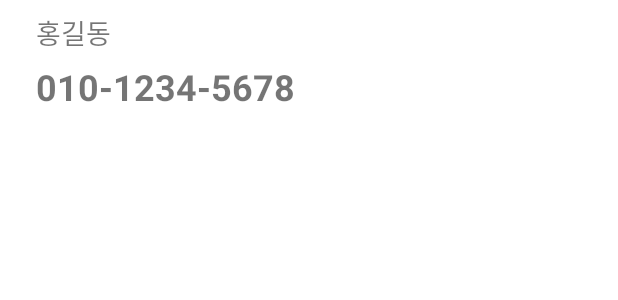
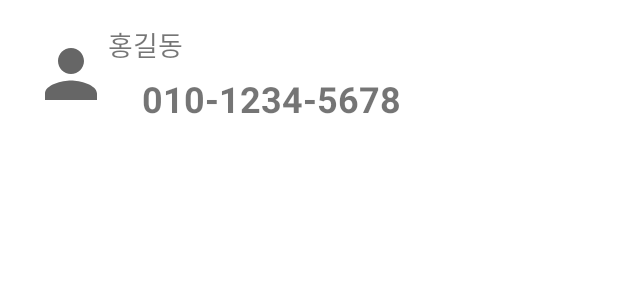
Before and after one commit to retroinspect/cs496-week1, an Android app: the layout list_item_phone.xml on its own in the app's theme, with its tools: preview values and no code run, on a phone screen of 412 x 824 dp. Shown: the top 300 px of the screen. Run offline under Robolectric (Android 15) with nearby library versions, the phone set to English and light mode, and no system bars.

Commit message:
feat: 전화번호부 탭에 image 표시 기능 구현

```diff
--- a/app/build.gradle
+++ b/app/build.gradle
@@ -51,5 +51,6 @@ dependencies {
     androidTestImplementation 'androidx.test.ext:junit:1.1.2'
     androidTestImplementation 'androidx.test.espresso:espresso-core:3.3.0'
     implementation 'com.jakewharton.timber:timber:4.7.1'
+    implementation 'de.hdodenhof:circleimageview:2.2.0'
 
 }
--- /dev/null
+++ b/app/src/main/res/drawable/ic_baseline_person_24.xml
@@ -0,0 +1,10 @@
+<vector xmlns:android="http://schemas.android.com/apk/res/android"
+    android:width="24dp"
+    android:height="24dp"
+    android:viewportWidth="24"
+    android:viewportHeight="24"
+    android:tint="?attr/colorControlNormal">
+  <path
+      android:fillColor="@android:color/white"
+      android:pathData="M12,12c2.21,0 4,-1.79 4,-4s-1.79,-4 -4,-4 -4,1.79 -4,4 1.79,4 4,4zM12,14c-2.67,0 -8,1.34 -8,4v2h16v-2c0,-2.66 -5.33,-4 -8,-4z"/>
+</vector>
--- a/app/src/main/res/layout/list_item_phone.xml
+++ b/app/src/main/res/layout/list_item_phone.xml
@@ -5,34 +5,51 @@
     android:layout_width="match_parent"
     android:layout_height="wrap_content">
 
+    <de.hdodenhof.circleimageview.CircleImageView
+        android:id="@+id/phone_image"
+        android:layout_width="52dp"
+        android:layout_height="52dp"
+        android:layout_marginStart="5dp"
+        android:layout_marginLeft="5dp"
+        android:layout_marginEnd="5dp"
+        android:layout_marginRight="5dp"
+        android:src="@drawable/ic_baseline_person_24"
+        app:layout_constraintBottom_toTopOf="@+id/phone_number"
+        app:layout_constraintEnd_toStartOf="@+id/phone_number"
+        app:layout_constraintStart_toStartOf="parent"
+        app:layout_constraintTop_toTopOf="@+id/phone_number" />
+
     <TextView
         android:id="@+id/phone_name"
         android:layout_width="wrap_content"
         android:layout_height="wrap_content"
-        android:layout_marginStart="24dp"
-        android:layout_marginLeft="24dp"
-        android:layout_marginTop="8dp"
+        android:layout_marginStart="72dp"
+        android:layout_marginLeft="72dp"
+        android:layout_marginTop="16dp"
         android:text="홍길동"
         android:textSize="18sp"
         app:layout_constraintStart_toStartOf="parent"
         app:layout_constraintTop_toTopOf="parent"
-        tools:srcCompat="@drawable/ic_home_black_24dp"/>
+        tools:srcCompat="@drawable/ic_home_black_24dp" />
 
     <TextView
         android:id="@+id/phone_number"
-        android:layout_width="0dp"
+        android:layout_width="wrap_content"
         android:layout_height="wrap_content"
-        android:layout_marginStart="24dp"
-        android:layout_marginLeft="24dp"
+        android:layout_marginStart="120dp"
+        android:layout_marginLeft="72dp"
         android:layout_marginTop="6dp"
-        android:layout_marginEnd="24dp"
-        android:layout_marginRight="24dp"
+        android:layout_marginEnd="170dp"
+        android:layout_marginRight="170dp"
         android:layout_marginBottom="8dp"
         android:text="010-1234-5678"
         android:textSize="24sp"
         android:textStyle="bold"
         app:layout_constraintBottom_toBottomOf="parent"
+        app:layout_constraintEnd_toEndOf="parent"
+        app:layout_constraintStart_toEndOf="@+id/phone_image"
         app:layout_constraintStart_toStartOf="parent"
         app:layout_constraintTop_toBottomOf="@+id/phone_name"
-        tools:text="010-1234-5678"/>
+        app:layout_constraintVertical_bias="0.0"
+        tools:text="010-1234-5678" />
 </androidx.constraintlayout.widget.ConstraintLayout>
```
Also changed, not shown: app/src/main/java/com/example/sample/ui/home/HomeFragment.kt (+19 -2 lines), app/src/main/java/com/example/sample/ui/home/PhoneAdapter.kt (+8 -0 lines), app/src/main/java/com/example/sample/ui/home/PhoneModel.kt (+6 -2 lines), app/src/main/res/layout/create_phone_number.xml (+4 -4 lines).
